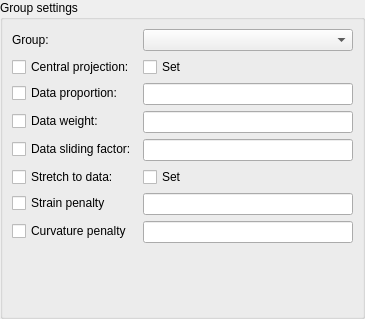
Above: mapclientplugins/geometryfitter/qt/groupsettingswidget.ui from rchristie/mapclientplugins.geometryfitter before the change. Below: the same form after it.
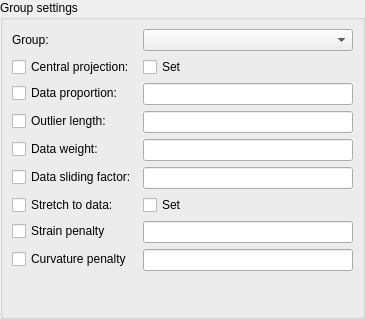
That is the form after the change. Custom widgets are drawn as their Qt base class.

Commit message: Add outlier controls and docs

Diff of the .ui file:
```diff
--- a/mapclientplugins/geometryfitter/qt/groupsettingswidget.ui
+++ b/mapclientplugins/geometryfitter/qt/groupsettingswidget.ui
@@ -95,7 +95,7 @@
         </property>
        </widget>
       </item>
-      <item row="4" column="0">
+      <item row="5" column="0">
        <widget class="QCheckBox" name="groupFitDataWeight_checkBox">
         <property name="text">
          <string>Data weight:</string>
@@ -105,14 +105,14 @@
         </property>
        </widget>
       </item>
-      <item row="4" column="1">
+      <item row="5" column="1">
        <widget class="QLineEdit" name="groupFitDataWeight_lineEdit">
         <property name="toolTip">
          <string>&lt;html&gt;&lt;head/&gt;&lt;body&gt;&lt;p&gt;Real value multiplying the data projection error; higher values make the group fit closer relative to other groups&lt;/p&gt;&lt;p&gt;It is recommended that the default group data weight be kept at 1.0 and other weights or penalties changed relative to it.&lt;/p&gt;&lt;/body&gt;&lt;/html&gt;</string>
         </property>
        </widget>
       </item>
-      <item row="7" column="0">
+      <item row="8" column="0">
        <widget class="QCheckBox" name="groupFitStrainPenalty_checkBox">
         <property name="text">
          <string>Strain penalty</string>
@@ -122,14 +122,14 @@
         </property>
        </widget>
       </item>
-      <item row="7" column="1">
+      <item row="8" column="1">
        <widget class="QLineEdit" name="groupFitStrainPenalty_lineEdit">
         <property name="toolTip">
          <string>&lt;html&gt;&lt;head/&gt;&lt;body&gt;&lt;p&gt;Penalty on finite (Lagrange) strains relative to last reference state.&lt;/p&gt;&lt;p&gt;Up to 9 values for 3D model fit, 4 for 2D, 1 for 1D.&lt;/p&gt;&lt;/body&gt;&lt;/html&gt;</string>
         </property>
        </widget>
       </item>
-      <item row="8" column="0">
+      <item row="9" column="0">
        <widget class="QCheckBox" name="groupFitCurvaturePenalty_checkBox">
         <property name="text">
          <string>Curvature penalty</string>
@@ -139,14 +139,14 @@
         </property>
        </widget>
       </item>
-      <item row="8" column="1">
+      <item row="9" column="1">
        <widget class="QLineEdit" name="groupFitCurvaturePenalty_lineEdit">
         <property name="toolTip">
          <string>&lt;html&gt;&lt;head/&gt;&lt;body&gt;&lt;p&gt;Penalty on curvature (gradient of displacement gradient) relative to last reference state.&lt;/p&gt;&lt;p&gt;Up to 9 values per coordinate component for 3D model fit, 4 for 2D, 1 for 1D.&lt;/p&gt;&lt;/body&gt;&lt;/html&gt;</string>
         </property>
        </widget>
       </item>
-      <item row="5" column="0">
+      <item row="6" column="0">
        <widget class="QCheckBox" name="groupFitDataSlidingFactor_checkBox">
         <property name="text">
          <string>Data sliding factor:</string>
@@ -156,14 +156,14 @@
         </property>
        </widget>
       </item>
-      <item row="5" column="1">
+      <item row="6" column="1">
        <widget class="QLineEdit" name="groupFitDataSlidingFactor_lineEdit">
         <property name="toolTip">
          <string>&lt;html&gt;&lt;head/&gt;&lt;body&gt;&lt;p&gt;Factor multiplying group weight in sliding directions.&lt;/p&gt;&lt;p&gt;Default value 0.1 gives some sliding resistance.&lt;/p&gt;&lt;p&gt;Value 0.0 gives zero sliding resistance. Note a small positive value &amp;lt;&amp;lt; 1.0 may aid stability in the absence of other constraints.&lt;/p&gt;&lt;p&gt;Higher values increasingly apply stretch to span of data, but also limit movement which can cause tangential wrinkling.&lt;/p&gt;&lt;/body&gt;&lt;/html&gt;</string>
         </property>
        </widget>
       </item>
-      <item row="6" column="0">
+      <item row="7" column="0">
        <widget class="QCheckBox" name="groupFitDataStretch_checkBox">
         <property name="text">
          <string>Stretch to data:</string>
@@ -173,7 +173,7 @@
         </property>
        </widget>
       </item>
-      <item row="6" column="1">
+      <item row="7" column="1">
        <widget class="QCheckBox" name="groupFitDataStretchSet_checkBox">
         <property name="toolTip">
          <string>&lt;html&gt;&lt;head/&gt;&lt;body&gt;&lt;p&gt;Default On stretches model to span of data by applying full data weight in projection tangent direction where projections have a non-negligible tangent component.&lt;/p&gt;&lt;p&gt;Set to Off for groups cut to variable lengths between specimens so feature is oriented but keeps reference length from model.&lt;/p&gt;&lt;/body&gt;&lt;/html&gt;</string>
@@ -183,6 +183,20 @@
         </property>
        </widget>
       </item>
+      <item row="4" column="0">
+       <widget class="QCheckBox" name="groupConfigOutlierLength_checkBox">
+        <property name="text">
+         <string>Outlier length:</string>
+        </property>
+       </widget>
+      </item>
+      <item row="4" column="1">
+       <widget class="QLineEdit" name="groupConfigOutlierLength_lineEdit">
+        <property name="toolTip">
+         <string>&lt;html&gt;&lt;head/&gt;&lt;body&gt;&lt;p&gt;Value for excluding outlier data points based on projection length:&lt;/p&gt;&lt;p&gt;&amp;lt; 0.0: Proportion of maximum projection length to exclude e.g. -0.1 removes data points with projections within 10% of maximum.&lt;/p&gt;&lt;p&gt;0.0: No outlier exclusion applied.&lt;/p&gt;&lt;p&gt;&amp;gt;0.0: Positive absolute projection length above which data points are excluded.&lt;/p&gt;&lt;/body&gt;&lt;/html&gt;</string>
+        </property>
+       </widget>
+      </item>
      </layout>
     </widget>
    </item>
```
The commit also changes 4 other files.
